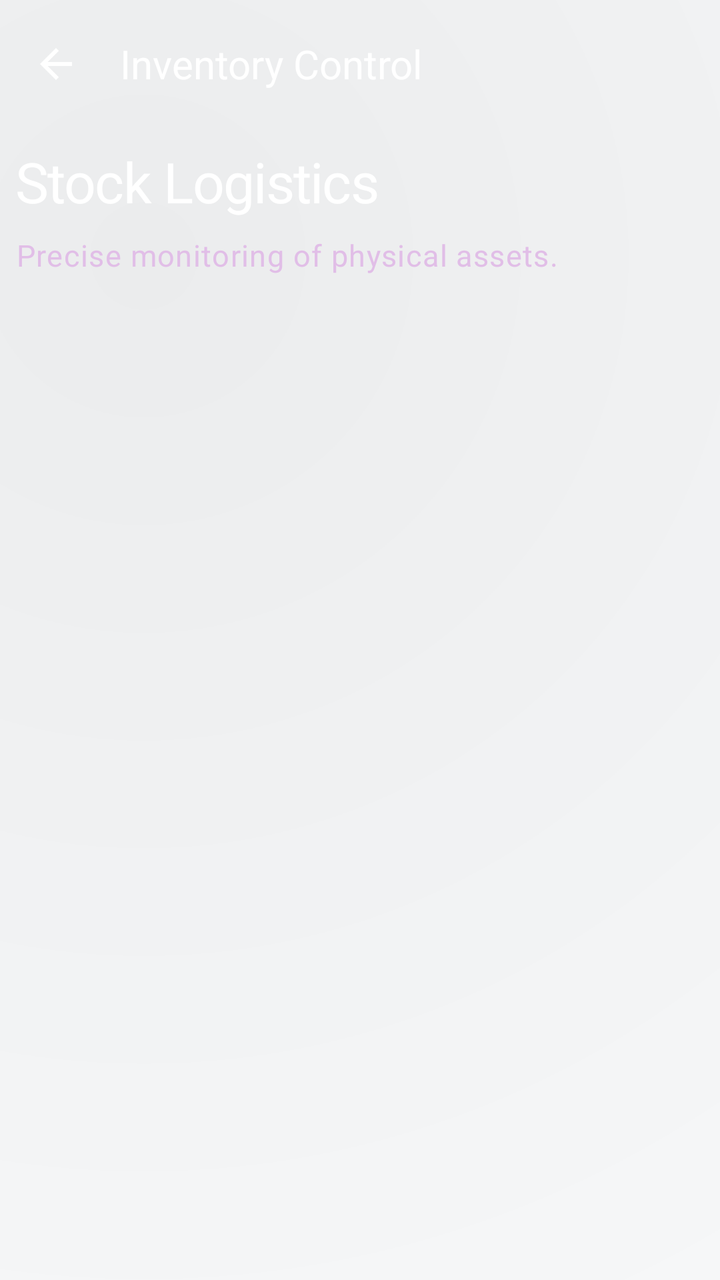
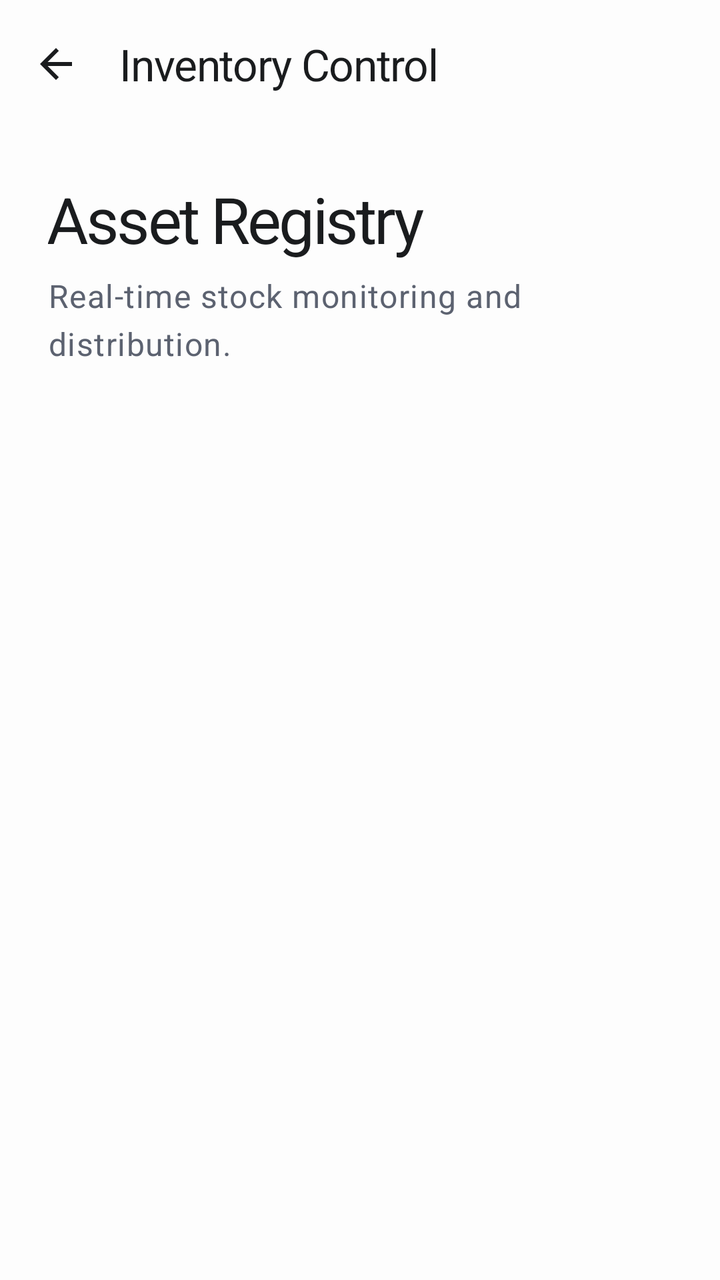

An Android layout rendered at two revisions. The XML below is the earlier revision; the diff shows what the commit changed to produce the second picture.
<!-- AndroidManifest.xml: application theme Theme.KasirAPP -->
<!-- res/layout/activity_stock.xml -->
<?xml version="1.0" encoding="utf-8"?>
<androidx.coordinatorlayout.widget.CoordinatorLayout
    xmlns:android="http://schemas.android.com/apk/res/android"
    xmlns:app="http://schemas.android.com/apk/res-auto"
    android:layout_width="match_parent"
    android:layout_height="match_parent"
    android:background="@drawable/bg_liquid_purple_gradient">

    <com.google.android.material.appbar.AppBarLayout
        android:layout_width="match_parent"
        android:layout_height="wrap_content"
        android:background="@android:color/transparent"
        android:fitsSystemWindows="true"
        app:elevation="0dp">

        <com.google.android.material.appbar.MaterialToolbar
            android:id="@+id/toolbar"
            android:layout_width="match_parent"
            android:layout_height="?attr/actionBarSize"
            app:navigationIcon="@drawable/ic_arrow_back"
            app:navigationIconTint="@color/white"
            app:title="Inventory Control"
            app:titleTextColor="@color/white"
            android:background="@android:color/transparent" />

    </com.google.android.material.appbar.AppBarLayout>

    <androidx.core.widget.NestedScrollView
        android:id="@+id/scrollView"
        android:layout_width="match_parent"
        android:layout_height="match_parent"
        android:fillViewport="true"
        app:layout_behavior="@string/appbar_scrolling_view_behavior">

        <LinearLayout
            android:layout_width="match_parent"
            android:layout_height="wrap_content"
            android:orientation="vertical"
            android:padding="8dp">

            <TextView
                style="@style/TextAppearance.Future.HeadlineLarge"
                android:layout_width="wrap_content"
                android:layout_height="wrap_content"
                android:text="Stock Logistics"
                android:textColor="@color/white" />

            <TextView
                style="@style/TextAppearance.Future.BodyLarge"
                android:layout_width="wrap_content"
                android:layout_height="wrap_content"
                android:layout_marginTop="8dp"
                android:text="Precise monitoring of physical assets."
                android:textColor="#E1BEE7" />

            <LinearLayout
                android:id="@+id/stockContainer"
                android:layout_width="match_parent"
                android:layout_height="wrap_content"
                android:layout_marginTop="32dp"
                android:orientation="vertical" />

        </LinearLayout>
    </androidx.core.widget.NestedScrollView>

</androidx.coordinatorlayout.widget.CoordinatorLayout>
<!-- resources referenced by this layout -->
<resources>
  <!-- drawable bg_liquid_purple_gradient (drawable) -->
  <?xml version="1.0" encoding="utf-8"?>
  <layer-list xmlns:android="http://schemas.android.com/apk/res/android">
      
      <item>
          <shape android:shape="rectangle">
              <solid android:color="?android:attr/windowBackground" />
          </shape>
      </item>
  
      
      <item>
          <shape android:shape="rectangle">
              <gradient
                  android:angle="135"
                  android:centerX="20%"
                  android:centerY="20%"
                  android:endColor="@android:color/transparent"
                  android:gradientRadius="700dp"
                  android:startColor="#0D000000"
                  android:type="radial" />
          </shape>
      </item>
  
      
      <item>
          <shape android:shape="rectangle">
              <gradient
                  android:angle="315"
                  android:centerX="80%"
                  android:centerY="80%"
                  android:endColor="@android:color/transparent"
                  android:gradientRadius="600dp"
                  android:startColor="#05FFFFFF"
                  android:type="radial" />
          </shape>
      </item>
  </layer-list>
  <style name="TextAppearance.Future.BodyLarge" parent="TextAppearance.Premium.BodyLarge" />
  <style name="TextAppearance.Future.HeadlineLarge" parent="TextAppearance.Premium.HeadlineLarge" />
  <color name="on_surface">#202124</color>
  <style name="TextAppearance.Premium.BodyLarge" parent="TextAppearance.Material3.BodyLarge">
          <item name="android:textSize">15sp</item>
          <item name="android:fontFamily">sans-serif</item>
          <item name="android:lineSpacingExtra">3dp</item>
          <item name="android:textColor">?attr/colorOnSurfaceVariant</item>
      </style>
  <style name="TextAppearance.Premium.HeadlineLarge" parent="TextAppearance.Material3.HeadlineLarge">
          <item name="android:textSize">28sp</item>
          <item name="android:fontFamily">sans-serif-medium</item>
          <item name="android:letterSpacing">-0.02</item>
          <item name="android:textColor">?attr/colorOnSurface</item>
      </style>
  <style name="Base.Theme.KasirAPP" parent="Theme.Material3.Light.NoActionBar">
          
          <item name="colorPrimary">@color/primary</item>
          <item name="colorOnPrimary">@color/on_primary</item>
          <item name="colorPrimaryContainer">@color/primary_container</item>
          <item name="colorOnPrimaryContainer">@color/on_primary_container</item>
  
          <item name="colorSecondary">@color/secondary</item>
          <item name="colorOnSecondary">@color/on_secondary</item>
          <item name="colorSecondaryContainer">@color/secondary_container</item>
          <item name="colorOnSecondaryContainer">@color/on_secondary_container</item>
  
          <item name="android:windowBackground">@color/background</item>
          <item name="colorSurface">@color/surface</item>
          <item name="colorOnSurface">@color/on_surface</item>
          <item name="colorSurfaceVariant">@color/surface_variant</item>
          <item name="colorOnSurfaceVariant">@color/on_surface_variant</item>
          <item name="colorOutline">@color/outline</item>
  
          
          <item name="android:statusBarColor">@android:color/transparent</item>
          <item name="android:windowLightStatusBar">true</item>
          <item name="android:navigationBarColor">@android:color/transparent</item>
          <item name="android:windowLightNavigationBar" tools:targetApi="27">true</item>
  
          
          <item name="materialCardViewStyle">@style/Widget.App.Card</item>
          <item name="materialButtonStyle">@style/Widget.App.Button</item>
          <item name="textInputStyle">@style/Widget.App.TextInputLayout</item>
  
          
          <item name="textAppearanceHeadlineLarge">@style/TextAppearance.Premium.HeadlineLarge</item>
          <item name="textAppearanceTitleLarge">@style/TextAppearance.Premium.TitleLarge</item>
          <item name="textAppearanceBodyLarge">@style/TextAppearance.Premium.BodyLarge</item>
          <item name="textAppearanceLabelLarge">@style/TextAppearance.Premium.LabelLarge</item>
      </style>
  <color name="primary">#202124</color>
  <color name="primary_container">#F5F6FA</color>
  <color name="on_primary_container">#202124</color>
  <color name="secondary">#625B71</color>
  <color name="secondary_container">#F8F9FA</color>
  <color name="on_secondary_container">#202124</color>
  <color name="background">#F8F9FA</color>
  <color name="surface_variant">#EDEDF5</color>
  <color name="on_surface_variant">#202124</color>
  <color name="outline">#CCCCCC</color>
  <style name="Widget.App.Card" parent="Widget.Material3.CardView.Filled">
          <item name="cardCornerRadius">24dp</item>
          <item name="cardElevation">0dp</item>
          <item name="strokeWidth">0dp</item>
          <item name="android:background">@drawable/bg_liquid_glass</item>
          <item name="cardBackgroundColor">@android:color/transparent</item>
      </style>
  <style name="Widget.App.Button" parent="Widget.Material3.Button.TonalButton">
          <item name="cornerRadius">16dp</item>
          <item name="android:background">@drawable/bg_liquid_glass</item>
          <item name="android:insetTop">0dp</item>
          <item name="android:insetBottom">0dp</item>
          <item name="android:textColor">?attr/colorOnSurface</item>
      </style>
  <style name="Widget.App.TextInputLayout" parent="Widget.Material3.TextInputLayout.OutlinedBox">
          <item name="boxCornerRadiusTopStart">16dp</item>
          <item name="boxCornerRadiusTopEnd">16dp</item>
          <item name="boxCornerRadiusBottomStart">16dp</item>
          <item name="boxCornerRadiusBottomEnd">16dp</item>
          <item name="boxStrokeColor">?attr/colorOutline</item>
          <item name="boxStrokeWidth">1.2dp</item>
          <item name="boxStrokeWidthFocused">2dp</item>
          <item name="android:textColorHint">?attr/colorOnSurfaceVariant</item>
      </style>
  <style name="TextAppearance.Premium.TitleLarge" parent="TextAppearance.Material3.TitleLarge">
          <item name="android:textSize">20sp</item>
          <item name="android:fontFamily">sans-serif-medium</item>
          <item name="android:textColor">?attr/colorOnSurface</item>
      </style>
  <style name="TextAppearance.Premium.LabelLarge" parent="TextAppearance.Material3.LabelLarge">
          <item name="android:textSize">14sp</item>
          <item name="android:fontFamily">sans-serif-medium</item>
          <item name="android:letterSpacing">0.02</item>
          <item name="android:textColor">?attr/colorSecondary</item>
      </style>
  <!-- drawable bg_liquid_glass (drawable) -->
  <?xml version="1.0" encoding="utf-8"?>
  <layer-list xmlns:android="http://schemas.android.com/apk/res/android">
      
      <item>
          <shape android:shape="rectangle">
              <solid android:color="#0D000000" />
              <corners android:radius="24dp" />
          </shape>
      </item>
  
      
      <item android:bottom="1dp" android:left="1dp" android:right="1dp" android:top="1dp">
          <shape android:shape="rectangle">
              <gradient
                  android:angle="135"
                  android:startColor="#26FFFFFF"
                  android:endColor="#0DFFFFFF"
                  android:type="linear" />
              <corners android:radius="24dp" />
          </shape>
      </item>
  
      
      <item>
          <shape android:shape="rectangle">
              <gradient
                  android:centerX="80%"
                  android:centerY="20%"
                  android:gradientRadius="120dp"
                  android:startColor="#1AFFFFFF"
                  android:endColor="@android:color/transparent"
                  android:type="radial" />
              <corners android:radius="24dp" />
          </shape>
      </item>
  
      
      <item>
          <shape android:shape="rectangle">
              <gradient
                  android:centerX="20%"
                  android:centerY="80%"
                  android:gradientRadius="150dp"
                  android:startColor="#0D000000"
                  android:endColor="@android:color/transparent"
                  android:type="radial" />
              <corners android:radius="24dp" />
          </shape>
      </item>
  
      
      <item>
          <shape android:shape="rectangle">
              <solid android:color="@android:color/transparent" />
              <corners android:radius="24dp" />
              <stroke
                  android:width="1.2dp"
                  android:color="#26FFFFFF" />
          </shape>
      </item>
  </layer-list>
  <!-- unchanged entries left out for length: 6 -->
</resources>

<!-- the commit's change to res/layout/activity_stock.xml (unified diff, before → after) -->
@@ -4,24 +4,25 @@
     xmlns:app="http://schemas.android.com/apk/res-auto"
     android:layout_width="match_parent"
     android:layout_height="match_parent"
-    android:background="@drawable/bg_liquid_purple_gradient">
+    android:background="@color/background">
 
     <com.google.android.material.appbar.AppBarLayout
         android:layout_width="match_parent"
         android:layout_height="wrap_content"
-        android:background="@android:color/transparent"
         android:fitsSystemWindows="true"
-        app:elevation="0dp">
+        app:elevation="0dp"
+        android:background="@color/background">
 
         <com.google.android.material.appbar.MaterialToolbar
             android:id="@+id/toolbar"
             android:layout_width="match_parent"
             android:layout_height="?attr/actionBarSize"
             app:navigationIcon="@drawable/ic_arrow_back"
-            app:navigationIconTint="@color/white"
+            app:navigationIconTint="@color/primary"
             app:title="Inventory Control"
-            app:titleTextColor="@color/white"
-            android:background="@android:color/transparent" />
+            app:titleTextColor="@color/primary"
+            app:titleTextAppearance="@style/TextAppearance.App.TitleLarge"
+            android:background="@color/background" />
 
     </com.google.android.material.appbar.AppBarLayout>
 
@@ -36,22 +37,20 @@
             android:layout_width="match_parent"
             android:layout_height="wrap_content"
             android:orientation="vertical"
-            android:padding="8dp">
+            android:padding="24dp">
 
             <TextView
-                style="@style/TextAppearance.Future.HeadlineLarge"
+                style="@style/TextAppearance.App.HeadlineLarge"
                 android:layout_width="wrap_content"
                 android:layout_height="wrap_content"
-                android:text="Stock Logistics"
-                android:textColor="@color/white" />
+                android:text="Asset Registry" />
 
             <TextView
-                style="@style/TextAppearance.Future.BodyLarge"
+                style="@style/TextAppearance.App.BodyLarge"
                 android:layout_width="wrap_content"
                 android:layout_height="wrap_content"
-                android:layout_marginTop="8dp"
-                android:text="Precise monitoring of physical assets."
-                android:textColor="#E1BEE7" />
+                android:layout_marginTop="6dp"
+                android:text="Real-time stock monitoring and distribution." />
 
             <LinearLayout
                 android:id="@+id/stockContainer"
<!-- resource entries referenced after the edit -->
@@ -1,58 +1,6 @@
 <!-- resources referenced by this layout -->
 <resources>
-  <!-- drawable bg_liquid_purple_gradient (drawable) -->
-  <?xml version="1.0" encoding="utf-8"?>
-  <layer-list xmlns:android="http://schemas.android.com/apk/res/android">
-      
-      <item>
-          <shape android:shape="rectangle">
-              <solid android:color="?android:attr/windowBackground" />
-          </shape>
-      </item>
-  
-      
-      <item>
-          <shape android:shape="rectangle">
-              <gradient
-                  android:angle="135"
-                  android:centerX="20%"
-                  android:centerY="20%"
-                  android:endColor="@android:color/transparent"
-                  android:gradientRadius="700dp"
-                  android:startColor="#0D000000"
-                  android:type="radial" />
-          </shape>
-      </item>
-  
-      
-      <item>
-          <shape android:shape="rectangle">
-              <gradient
-                  android:angle="315"
-                  android:centerX="80%"
-                  android:centerY="80%"
-                  android:endColor="@android:color/transparent"
-                  android:gradientRadius="600dp"
-                  android:startColor="#05FFFFFF"
-                  android:type="radial" />
-          </shape>
-      </item>
-  </layer-list>
-  <style name="TextAppearance.Future.BodyLarge" parent="TextAppearance.Premium.BodyLarge" />
-  <style name="TextAppearance.Future.HeadlineLarge" parent="TextAppearance.Premium.HeadlineLarge" />
-  <color name="on_surface">#202124</color>
-  <style name="TextAppearance.Premium.BodyLarge" parent="TextAppearance.Material3.BodyLarge">
-          <item name="android:textSize">15sp</item>
-          <item name="android:fontFamily">sans-serif</item>
-          <item name="android:lineSpacingExtra">3dp</item>
-          <item name="android:textColor">?attr/colorOnSurfaceVariant</item>
-      </style>
-  <style name="TextAppearance.Premium.HeadlineLarge" parent="TextAppearance.Material3.HeadlineLarge">
-          <item name="android:textSize">28sp</item>
-          <item name="android:fontFamily">sans-serif-medium</item>
-          <item name="android:letterSpacing">-0.02</item>
-          <item name="android:textColor">?attr/colorOnSurface</item>
-      </style>
+  <color name="on_surface">#1A1C1E</color>
   <style name="Base.Theme.KasirAPP" parent="Theme.Material3.Light.NoActionBar">
           
           <item name="colorPrimary">@color/primary</item>
@@ -71,6 +19,7 @@
           <item name="colorSurfaceVariant">@color/surface_variant</item>
           <item name="colorOnSurfaceVariant">@color/on_surface_variant</item>
           <item name="colorOutline">@color/outline</item>
+          <item name="colorError">@color/error</item>
   
           
           <item name="android:statusBarColor">@android:color/transparent</item>
@@ -80,59 +29,86 @@
   
           
           <item name="materialCardViewStyle">@style/Widget.App.Card</item>
-          <item name="materialButtonStyle">@style/Widget.App.Button</item>
+          <item name="materialButtonStyle">@style/Widget.App.Button.Primary</item>
           <item name="textInputStyle">@style/Widget.App.TextInputLayout</item>
   
           
-          <item name="textAppearanceHeadlineLarge">@style/TextAppearance.Premium.HeadlineLarge</item>
-          <item name="textAppearanceTitleLarge">@style/TextAppearance.Premium.TitleLarge</item>
-          <item name="textAppearanceBodyLarge">@style/TextAppearance.Premium.BodyLarge</item>
-          <item name="textAppearanceLabelLarge">@style/TextAppearance.Premium.LabelLarge</item>
+          <item name="textAppearanceHeadlineLarge">@style/TextAppearance.App.HeadlineLarge</item>
+          <item name="textAppearanceTitleLarge">@style/TextAppearance.App.TitleLarge</item>
+          <item name="textAppearanceBodyLarge">@style/TextAppearance.App.BodyLarge</item>
+          <item name="textAppearanceLabelLarge">@style/TextAppearance.App.LabelLarge</item>
       </style>
-  <color name="primary">#202124</color>
-  <color name="primary_container">#F5F6FA</color>
-  <color name="on_primary_container">#202124</color>
-  <color name="secondary">#625B71</color>
-  <color name="secondary_container">#F8F9FA</color>
-  <color name="on_secondary_container">#202124</color>
-  <color name="background">#F8F9FA</color>
-  <color name="surface_variant">#EDEDF5</color>
-  <color name="on_surface_variant">#202124</color>
-  <color name="outline">#CCCCCC</color>
+  <color name="primary">#1A1C1E</color>
+  <style name="TextAppearance.App.BodyLarge" parent="TextAppearance.Material3.BodyLarge">
+          <item name="android:textSize">16sp</item>
+          <item name="android:fontFamily">sans-serif</item>
+          <item name="android:lineSpacingExtra">4dp</item>
+          <item name="android:textColor">@color/secondary</item>
+      </style>
+  <style name="TextAppearance.App.HeadlineLarge" parent="TextAppearance.Material3.HeadlineLarge">
+          <item name="android:textSize">32sp</item>
+          <item name="android:fontFamily">sans-serif-black</item>
+          <item name="android:letterSpacing">-0.04</item>
+          <item name="android:textColor">@color/primary</item>
+      </style>
+  <style name="TextAppearance.App.TitleLarge" parent="TextAppearance.Material3.TitleLarge">
+          <item name="android:textSize">22sp</item>
+          <item name="android:fontFamily">sans-serif-medium</item>
+          <item name="android:letterSpacing">-0.02</item>
+          <item name="android:textColor">@color/primary</item>
+      </style>
+  <color name="primary_container">#F1F3F7</color>
+  <color name="on_primary_container">#1A1C1E</color>
+  <color name="secondary">#5C6270</color>
+  <color name="secondary_container">#F8F9FB</color>
+  <color name="on_secondary_container">#1A1C1E</color>
+  <color name="background">#FDFDFD</color>
+  <color name="surface_variant">#F5F7FA</color>
+  <color name="on_surface_variant">#5C6270</color>
+  <color name="outline">#E2E8F0</color>
+  <color name="error">#DC2626</color>
   <style name="Widget.App.Card" parent="Widget.Material3.CardView.Filled">
-          <item name="cardCornerRadius">24dp</item>
+          <item name="cardCornerRadius">28dp</item>
           <item name="cardElevation">0dp</item>
-          <item name="strokeWidth">0dp</item>
+          <item name="strokeWidth">1dp</item>
+          <item name="strokeColor">@color/outline</item>
           <item name="android:background">@drawable/bg_liquid_glass</item>
           <item name="cardBackgroundColor">@android:color/transparent</item>
+          <item name="android:clickable">true</item>
+          <item name="android:focusable">true</item>
+          <item name="android:foreground">?attr/selectableItemBackground</item>
+          <item name="rippleColor">#1A000000</item>
       </style>
-  <style name="Widget.App.Button" parent="Widget.Material3.Button.TonalButton">
-          <item name="cornerRadius">16dp</item>
-          <item name="android:background">@drawable/bg_liquid_glass</item>
+  <style name="Widget.App.Button.Primary" parent="Widget.App.Button">
+          <item name="backgroundTint">@color/primary</item>
+          <item name="android:textColor">@color/white</item>
+          <item name="rippleColor">#33FFFFFF</item>
+      </style>
+  <style name="Widget.App.Button" parent="Widget.Material3.Button">
+          <item name="cornerRadius">20dp</item>
           <item name="android:insetTop">0dp</item>
           <item name="android:insetBottom">0dp</item>
-          <item name="android:textColor">?attr/colorOnSurface</item>
+          <item name="android:textAllCaps">false</item>
+          <item name="android:textStyle">bold</item>
+          <item name="android:letterSpacing">0.01</item>
+          <item name="android:minHeight">60dp</item>
       </style>
   <style name="Widget.App.TextInputLayout" parent="Widget.Material3.TextInputLayout.OutlinedBox">
-          <item name="boxCornerRadiusTopStart">16dp</item>
-          <item name="boxCornerRadiusTopEnd">16dp</item>
-          <item name="boxCornerRadiusBottomStart">16dp</item>
-          <item name="boxCornerRadiusBottomEnd">16dp</item>
-          <item name="boxStrokeColor">?attr/colorOutline</item>
+          <item name="boxCornerRadiusTopStart">18dp</item>
+          <item name="boxCornerRadiusTopEnd">18dp</item>
+          <item name="boxCornerRadiusBottomStart">18dp</item>
+          <item name="boxCornerRadiusBottomEnd">18dp</item>
+          <item name="boxStrokeColor">@color/outline</item>
           <item name="boxStrokeWidth">1.2dp</item>
           <item name="boxStrokeWidthFocused">2dp</item>
-          <item name="android:textColorHint">?attr/colorOnSurfaceVariant</item>
+          <item name="android:textColorHint">@color/secondary</item>
+          <item name="hintTextColor">@color/primary</item>
       </style>
-  <style name="TextAppearance.Premium.TitleLarge" parent="TextAppearance.Material3.TitleLarge">
-          <item name="android:textSize">20sp</item>
-          <item name="android:fontFamily">sans-serif-medium</item>
-          <item name="android:textColor">?attr/colorOnSurface</item>
-      </style>
-  <style name="TextAppearance.Premium.LabelLarge" parent="TextAppearance.Material3.LabelLarge">
+  <style name="TextAppearance.App.LabelLarge" parent="TextAppearance.Material3.LabelLarge">
           <item name="android:textSize">14sp</item>
           <item name="android:fontFamily">sans-serif-medium</item>
-          <item name="android:letterSpacing">0.02</item>
-          <item name="android:textColor">?attr/colorSecondary</item>
+          <item name="android:letterSpacing">0.05</item>
+          <item name="android:textColor">@color/secondary</item>
       </style>
   <!-- drawable bg_liquid_glass (drawable) -->
   <?xml version="1.0" encoding="utf-8"?>
@@ -140,48 +116,16 @@
       
       <item>
           <shape android:shape="rectangle">
-              <solid android:color="#0D000000" />
-              <corners android:radius="24dp" />
+              <solid android:color="#08000000" />
+              <corners android:radius="28dp" />
           </shape>
       </item>
   
       
-      <item android:bottom="1dp" android:left="1dp" android:right="1dp" android:top="1dp">
+      <item android:bottom="0.5dp" android:left="0.5dp" android:right="0.5dp" android:top="0.5dp">
           <shape android:shape="rectangle">
-              <gradient
-                  android:angle="135"
-                  android:startColor="#26FFFFFF"
-                  android:endColor="#0DFFFFFF"
-                  android:type="linear" />
-              <corners android:radius="24dp" />
-          </shape>
-      </item>
-  
-      
-      <item>
-          <shape android:shape="rectangle">
-              <gradient
-                  android:centerX="80%"
-                  android:centerY="20%"
-                  android:gradientRadius="120dp"
-                  android:startColor="#1AFFFFFF"
-                  android:endColor="@android:color/transparent"
-                  android:type="radial" />
-              <corners android:radius="24dp" />
-          </shape>
-      </item>
-  
-      
-      <item>
-          <shape android:shape="rectangle">
-              <gradient
-                  android:centerX="20%"
-                  android:centerY="80%"
-                  android:gradientRadius="150dp"
-                  android:startColor="#0D000000"
-                  android:endColor="@android:color/transparent"
-                  android:type="radial" />
-              <corners android:radius="24dp" />
+              <solid android:color="#FFFFFF" />
+              <corners android:radius="28dp" />
           </shape>
       </item>
   
@@ -189,10 +133,10 @@
       <item>
           <shape android:shape="rectangle">
               <solid android:color="@android:color/transparent" />
-              <corners android:radius="24dp" />
+              <corners android:radius="28dp" />
               <stroke
-                  android:width="1.2dp"
-                  android:color="#26FFFFFF" />
+                  android:width="1dp"
+                  android:color="#E2E8F0" />
           </shape>
       </item>
   </layer-list>
